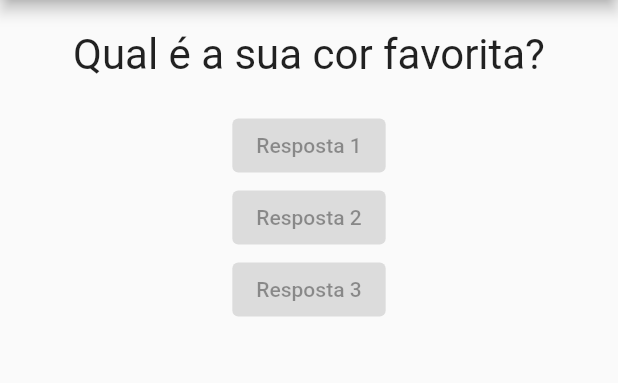
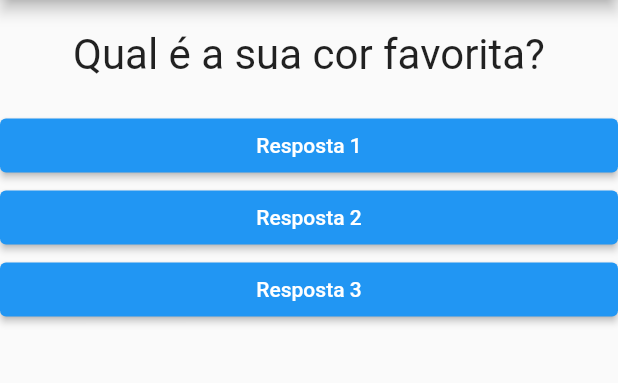
Before and after one commit to sdias-code/udemy-flutter-projeto-perguntas, a Flutter app: the screen it shows after launch, on a phone screen of 412 x 824 dp, the part 84-467 px from its top. Run offline on Flutter 3.47's test engine with Material 2 defaults, Android fonts, the phone set to English and light mode, and no system bars.

Commit message:
Aula 48 passando funcao

```diff
--- a/lib/main.dart
+++ b/lib/main.dart
@@ -32,9 +32,9 @@ class PerguntaAppState extends State<PerguntaApp> {
         body: Column(
           children: [
             Questao(perguntas[perguntaSelecionada]),
-            Resposta('Resposta 1'),
-            Resposta('Resposta 2'),
-            Resposta('Resposta 3'),
+            Resposta('Resposta 1', responder),
+            Resposta('Resposta 2', responder),
+            Resposta('Resposta 3', responder),
           ],
         ),
       ),
--- a/lib/resposta.dart
+++ b/lib/resposta.dart
@@ -2,13 +2,21 @@ import 'package:flutter/material.dart';
 
 class Resposta extends StatelessWidget {
   final String resposta;
-  const Resposta(this.resposta, {super.key});
+  final void Function() quandoSelecionado;
+  const Resposta(this.resposta, this.quandoSelecionado, {super.key});
 
   @override
   Widget build(BuildContext context) {
-    return ElevatedButton(
-      onPressed: null,
-      child: Text(resposta),
+    return SizedBox(
+      width: double.infinity,
+      child: ElevatedButton(
+        style: ElevatedButton.styleFrom(
+          backgroundColor: Colors.blue,
+          foregroundColor: Colors.white,
+        ),
+        onPressed: quandoSelecionado,
+        child: Text(resposta),
+      ),
     );
   }
 }
```
